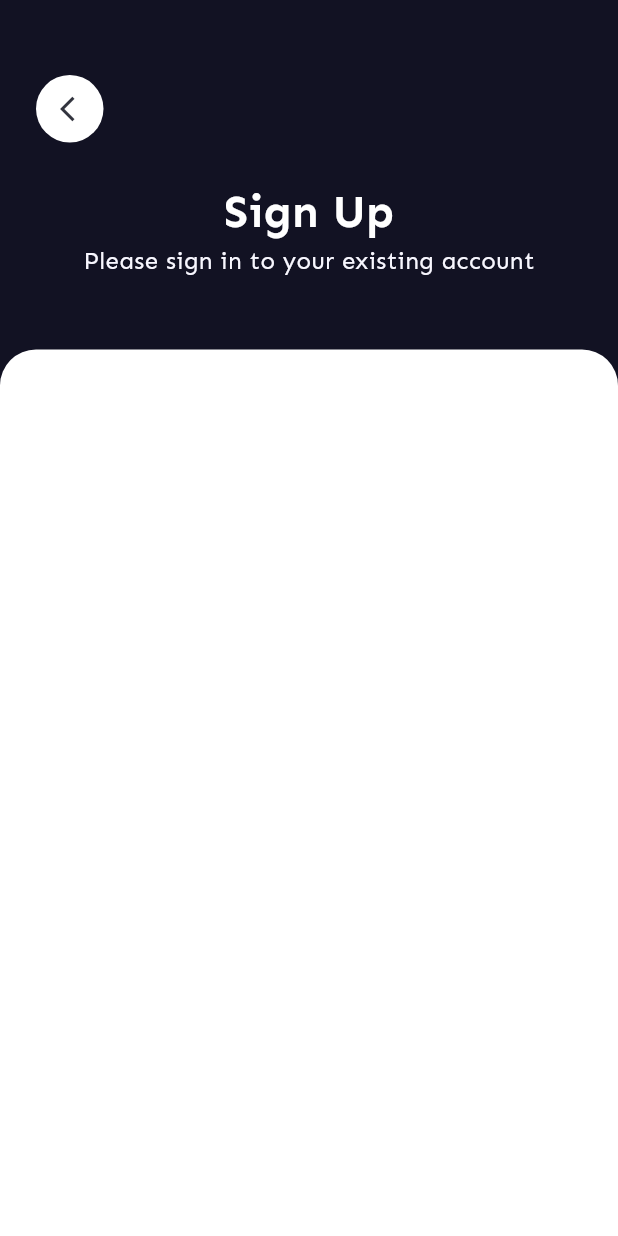
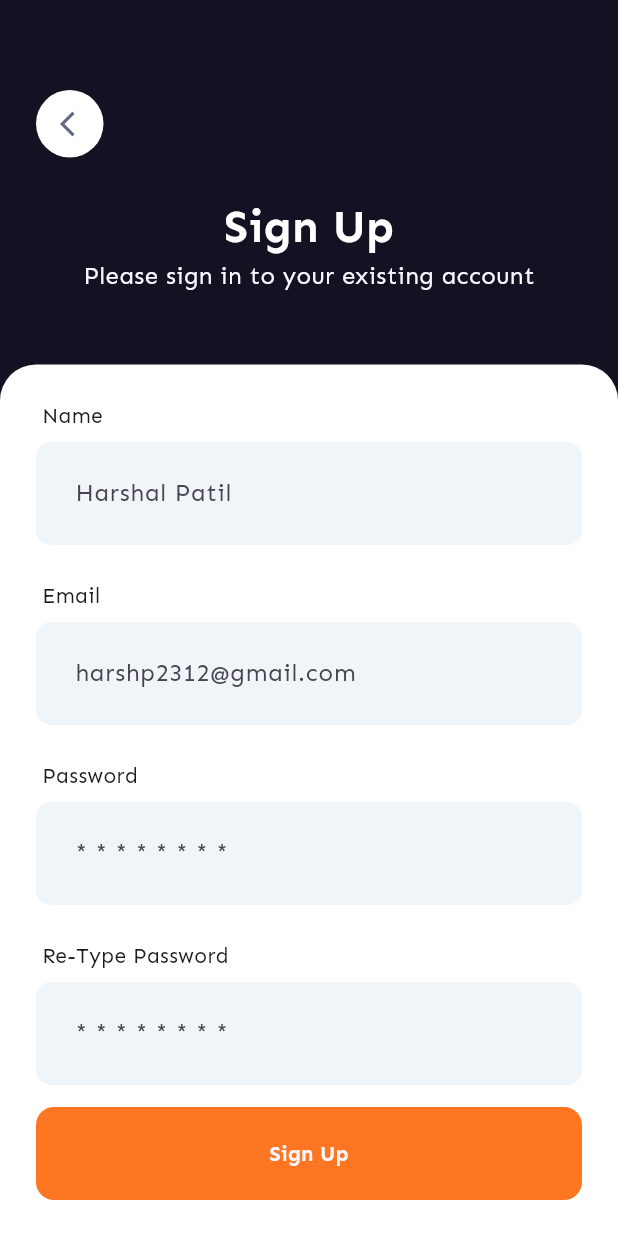
Before and after one commit to Harsh23patil/swigato, a Flutter app: the screen it shows after launch, on a phone screen of 412 x 824 dp. Run offline on Flutter 3.47's test engine with Material 3 defaults, Android fonts, the phone set to English and light mode, and no system bars; our stand-ins replace google_fonts.

Commit message:
Sign up page complete UI.

```diff
--- /dev/null
+++ b/lib/core/common/widgets/app_main_button.dart
@@ -0,0 +1,43 @@
+import 'package:flutter/material.dart';
+import 'package:flutter/widgets.dart';
+import 'package:swigato/core/theme/app_pallete.dart';
+import 'package:swigato/core/theme/textstyle.dart';
+
+class AppButton extends StatelessWidget {
+  final String buttonText;
+  const AppButton({
+    super.key,
+    required this.buttonText,
+  });
+
+  @override
+  Widget build(BuildContext context) {
+    return Container(
+      width: double.infinity,
+      height: 62,
+      decoration: BoxDecoration(
+        color: AppPallete.buttonColor,
+        borderRadius: BorderRadius.circular(12),
+      ),
+      child: ElevatedButton(
+        style: ElevatedButton.styleFrom(
+          backgroundColor: AppPallete.transparentColor,
+          shadowColor: AppPallete.transparentColor,
+          shape: RoundedRectangleBorder(
+            borderRadius: BorderRadius.circular(12), // Set your desired radius
+          ),
+        ),
+        onPressed: () {
+        },
+        child: Text(
+          buttonText,
+          style: const TextStyle(
+            fontSize: 14,
+            color: AppPallete.secondaryLightTextColor,
+            fontWeight: FontWeight.bold,
+          ),
+        ),
+      ),
+    );
+  }
+}
--- a/lib/core/common/widgets/back_button.dart
+++ b/lib/core/common/widgets/back_button.dart
@@ -16,7 +16,7 @@ class AppBackButton extends StatelessWidget {
       child: const Icon(
         Icons.arrow_back_ios,
         size: 20,
-        color: AppPallete.darkHeadLine1,
+        color: AppPallete.darkHeadLine2,
       ),
     );
   }
--- a/lib/core/common/widgets/custom_appbar.dart
+++ b/lib/core/common/widgets/custom_appbar.dart
@@ -18,7 +18,7 @@ class CustomAppbar extends StatelessWidget {
   @override
   Widget build(BuildContext context) {
     return Container(
-      padding: const EdgeInsets.fromLTRB(24, 50, 24, 24),
+      padding: const EdgeInsets.fromLTRB(24, 60, 24, 24),
       child: Row(
         mainAxisAlignment: MainAxisAlignment.spaceBetween,
         children: [
--- a/lib/core/theme/app_pallete.dart
+++ b/lib/core/theme/app_pallete.dart
@@ -6,7 +6,9 @@ class AppPallete {
   static const Color buttonColor = Color.fromARGB(255,255,118,34);
   static const Color lightHeadLine1 =  Color.fromARGB(255, 255, 255, 255);
   static const Color lightHeadLine2 =  Color.fromARGB(255, 214, 214, 214);
-  static const Color darkHeadLine1 =  Color.fromARGB(255, 50,52,62);
+  static const Color darkHeadLine1 =  Color.fromARGB(255, 50, 52, 62);
   static const Color darkHeadLine2 =  Color.fromARGB(255, 100,105,130);
+  static const Color authFielBackgroundColor = Color.fromARGB(255, 240, 245, 250);
   static const Color secondaryLightTextColor = Color.fromARGB(255, 248, 247, 255);
+  static const Color transparentColor = Color.fromARGB(0, 0, 0, 0);
 }
--- a/lib/core/theme/theme.dart
+++ b/lib/core/theme/theme.dart
@@ -1,11 +1,33 @@
 import 'package:flutter/material.dart';
 import 'package:google_fonts/google_fonts.dart';
 import 'package:swigato/core/theme/app_pallete.dart';
+import 'package:swigato/core/theme/textstyle.dart';
 
 class AppTheme {
+  static final _border = OutlineInputBorder(
+    borderSide: const BorderSide(
+      color: AppPallete.authFielBackgroundColor,
+      width: 0,
+    ),
+    borderRadius: BorderRadius.circular(10),
+  );
   static final darkThemeMode = ThemeData.dark();
   static final lightThemeMode = ThemeData.light().copyWith(
     scaffoldBackgroundColor: AppPallete.lightBackgroundColor,
     textTheme: GoogleFonts.senTextTheme(),
+    inputDecorationTheme: InputDecorationTheme(
+      filled: true,
+      fillColor: AppPallete.authFielBackgroundColor,
+      contentPadding: EdgeInsets.all(22),
+      labelStyle: const TextStyle(
+        // fontFamily: FontFamily.sen,
+        fontSize: 18,
+        color: AppPallete.darkHeadLine1,
+      ),
+      enabledBorder: _border,
+      errorBorder: _border,
+      focusedBorder: _border,
+      disabledBorder: _border,
+    ),
   );
 }
--- a/lib/features/auth/presentation/pages/sign_up.dart
+++ b/lib/features/auth/presentation/pages/sign_up.dart
@@ -1,10 +1,12 @@
 import 'package:flutter/material.dart';
+import 'package:swigato/core/common/widgets/app_main_button.dart';
 import 'package:swigato/core/common/widgets/back_button.dart';
 import 'package:swigato/core/common/widgets/custom_appbar.dart';
 import 'package:swigato/core/common/widgets/widget_fuction_combine.dart';
 import 'package:swigato/core/constants/texts.dart';
 import 'package:swigato/core/theme/app_pallete.dart';
 import 'package:swigato/core/theme/textstyle.dart';
+import 'package:swigato/features/auth/presentation/widgets/auth_field.dart';
 
 class SignUp extends StatefulWidget {
   const SignUp({super.key});
@@ -18,8 +20,7 @@ class _SignUpState extends State<SignUp> {
   Widget build(BuildContext context) {
     return Scaffold(
       backgroundColor: AppPallete.darkBackgroundColor,
-      body: Container(
-        child: Column(
+      body: Column(
         crossAxisAlignment: CrossAxisAlignment.center,
         children: [
           // My custome appbar
@@ -27,6 +28,7 @@ class _SignUpState extends State<SignUp> {
             firstWidget: WidgetFuctionCombine(
                 widget: const AppBackButton(), functionality: () {}),
           ),
+
           Container(
             padding: EdgeInsets.symmetric(horizontal: 24),
             child: const Text(
@@ -34,7 +36,7 @@ class _SignUpState extends State<SignUp> {
               style: TextStyle(
                   fontWeight: FontWeight.bold,
                   fontSize: 30,
-                    fontFamily: FontFamily.sen,
+                  // fontFamily: FontFamily.sen,
                   color: AppPallete.lightHeadLine1),
             ),
           ),
@@ -48,13 +50,11 @@ class _SignUpState extends State<SignUp> {
               ),
             ),
           ),
-
-            SizedBox(height: 48),
-
+          const SizedBox(height: 48),
           Expanded(
             child: Container(
               width: double.infinity,
-                padding: EdgeInsets.all(24),
+              padding: const EdgeInsets.all(24),
               decoration: const BoxDecoration(
                 borderRadius: BorderRadius.only(
                   topLeft: Radius.circular(24),
@@ -62,14 +62,63 @@ class _SignUpState extends State<SignUp> {
                 ),
                 color: AppPallete.lightBackgroundColor,
               ),
+              child: LayoutBuilder(
+                builder: (context, constraints) {
+                  return Column(
+                    children: [
+                      /// This will take available space while making the form scrollable
+                      Expanded(
                         child: SingleChildScrollView(
-                  child: Column(),
+                          child: ConstrainedBox(
+                            constraints: BoxConstraints(
+                              minHeight:
+                                  constraints.maxHeight, // Ensures full height
+                            ),
+                            child: const Column(
+                              crossAxisAlignment: CrossAxisAlignment.start,
+                              children: [
+                                AuthField(
+                                  hintText: "Harshal Patil",
+                                  label: 'Name',
+                                ),
+                                SizedBox(height: 24),
+                                AuthField(
+                                  hintText: "harshp2312@gmail.com",
+                                  label: 'Email',
+                                ),
+                                SizedBox(height: 24),
+                                AuthField(
+                                  hintText: "* * * * * * * *",
+                                  label: 'Password',
+                                  obscureText: true,
+                                ),
+                                SizedBox(height: 24),
+                                AuthField(
+                                  hintText: "* * * * * * * *",
+                                  label: 'Re-Type Password',
+                                  obscureText: true,
+                                ),
+                              ],
+                            ),
+                          ),
+                        ),
+                      ),
+
+                      /// Sticky Button at the Bottom
+                      Container(
+                        padding: const EdgeInsets.only(top: 10),
+                        child: const AppButton(
+                          buttonText: "Sign Up",
+                        ),
+                      ),
+                    ],
+                  );
+                },
               ),
             ),
           ),
         ],
       ),
-      ),
     );
   }
 }
--- /dev/null
+++ b/lib/features/auth/presentation/widgets/auth_field.dart
@@ -0,0 +1,34 @@
+import 'package:flutter/material.dart';
+
+class AuthField extends StatelessWidget {
+  final String hintText;
+  final String label;
+  final bool obscureText;
+  const AuthField({
+    super.key,
+    required this.hintText,
+    required this.label,
+    this.obscureText = false,
+  });
+
+  @override
+  Widget build(BuildContext context) {
+    return Column(
+      crossAxisAlignment: CrossAxisAlignment.start,
+      children: [
+        Container(
+          padding: const EdgeInsets.only(left: 4, bottom: 8),
+          child: Text(label),
+        ),
+        TextFormField(
+          decoration: InputDecoration(
+            hintText: hintText,
+            floatingLabelBehavior: FloatingLabelBehavior.always,
+          ),
+          obscureText: obscureText,
+          obscuringCharacter: '*',
+        ),
+      ],
+    );
+  }
+}
```
Lines whose indentation alone changed are shown as unchanged.
